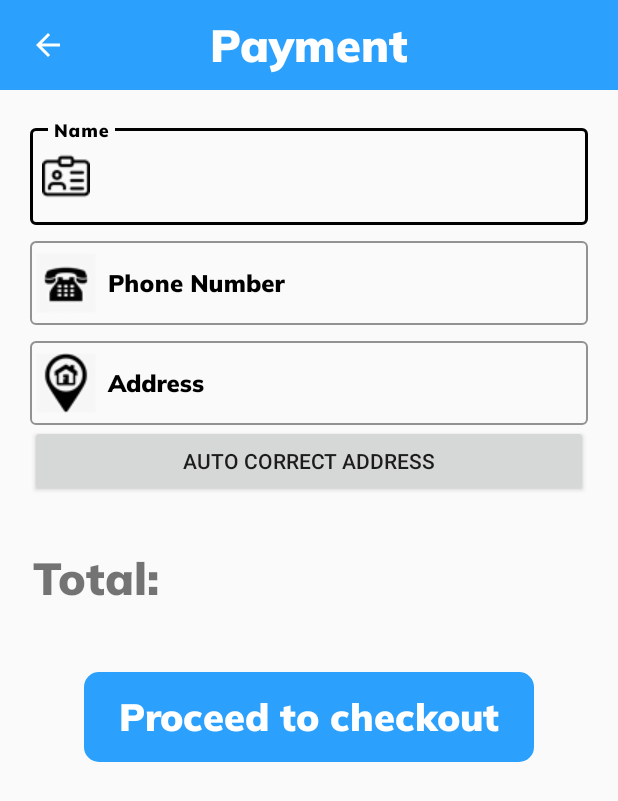
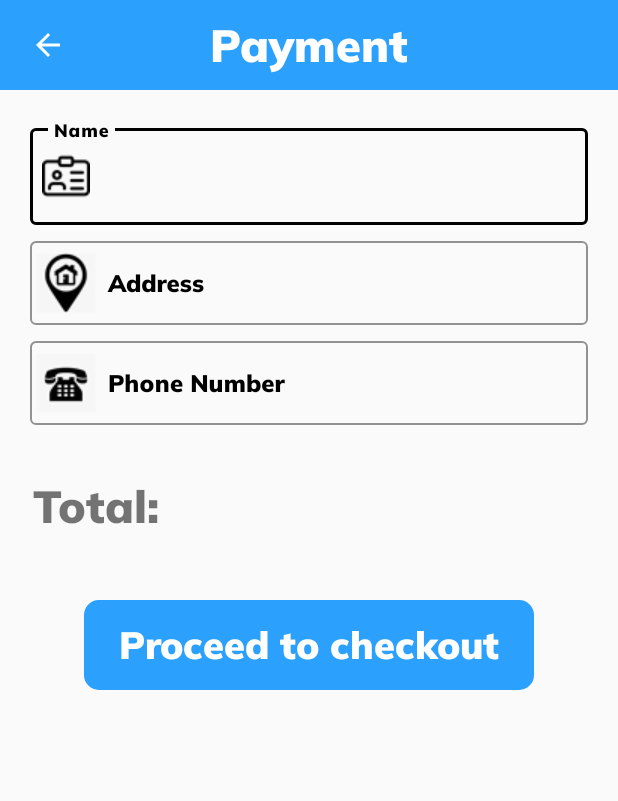
Before and after one commit to ITEC-Group-DPT/TechNow, an Android app: the PaymentActivity screen opened directly, with no data from a screen before it, on a phone screen of 412 x 824 dp. Shown: the top 801 px of the screen. Run offline under Robolectric (Android 15) with nearby library versions, the phone set to English and light mode, and no system bars; our stand-ins replace Firebase (no records; nobody signed in at launch, a user with empty details on screens opened directly); 1 statement that could not run was skipped.

Commit message:
fix auto correct without button
fix check_out error does not auto correct

```diff
--- a/app/src/main/java/com/example/projectlogin/PaymentActivity.java
+++ b/app/src/main/java/com/example/projectlogin/PaymentActivity.java
@@ -39,6 +39,7 @@ public class PaymentActivity extends AppCompatActivity {
     private TextView tv_total;
     private NumberFormat format = new DecimalFormat("#,###");
     private String formattedTotalCash;
+    private TextInputEditText address;
 
     @Override
     protected void onCreate(Bundle savedInstanceState) {
@@ -64,21 +65,24 @@ public class PaymentActivity extends AppCompatActivity {
             }
         });
 
+        address = findViewById(R.id.address);
+        address.setOnFocusChangeListener(new View.OnFocusChangeListener() {
+            @Override
+            public void onFocusChange(View view, boolean b) {
+                if (!b) {
+                    AutoCorrectAddress();
+                }
+            }
+        });
 
 
-      /*  add.setOnEditorActionListener(new TextView.OnEditorActionListener() {
-            @Override
-            public boolean onEditorAction(TextView textView, int actionId, KeyEvent event) {
-                if (actionId == EditorInfo.IME_ACTION_SEARCH ||
-                        actionId == EditorInfo.IME_ACTION_DONE ||
-                        event != null &&
-                                event.getAction() == KeyEvent.ACTION_DOWN &&
-                                event.getKeyCode() == KeyEvent.KEYCODE_ENTER) {
-                    if (event == null || !event.isShiftPressed()) {
+    }
 
+    private void AutoCorrectAddress() {
+        TextView textView = findViewById(R.id.address);
         try {
             String location = textView.getText().toString();
-                            textView.setText(null);
+            if (location.isEmpty()) return;
             List<Address> addressList = null;
             if (location != null || !location.equals("")) {
                 Geocoder geocoder = new Geocoder(PaymentActivity.this);
@@ -87,43 +91,22 @@ public class PaymentActivity extends AppCompatActivity {
                 } catch (IOException e) {
                     e.printStackTrace();
                 }
-                               *//* if (addressList.size() == 0) {
-                                    Toast.makeText(PaymentActivity.this, "Invalid address", Toast.LENGTH_SHORT).show();
-                                    return false;
-                                }*//*
+                if (addressList.size() == 0) {
+                    Toast.makeText(PaymentActivity.this, "Check gõ có dấu hoặc gõ thêm chi tiết", Toast.LENGTH_SHORT).show();
+                }
                 Address address = addressList.get(0);
                 textView.setText(address.getAddressLine(0));
             }
-                            return true;
-                        }
-                        catch (Exception e)
-                        {
-                            textView.setText("");
+        } catch (Exception e) {
+            textView.setText(null);
             Toast.makeText(PaymentActivity.this, "Invalid address", Toast.LENGTH_SHORT).show();
         }
-                         // consume.
-                    }
-                }
-                return false;
-
-            }
-        });*/
-
-//        DatabaseRef.getDatabaseReference().child("Order History").addListenerForSingleValueEvent(new ValueEventListener() {
-//            @Override
-//            public void onDataChange(@NonNull DataSnapshot snapshot) {
-//                OrderHistory.setPos((int) snapshot.getChildrenCount());
-//            }
-//
-//            @Override
-//            public void onCancelled(@NonNull DatabaseError error) {
-//
-//            }
-//        });
     }
 
-
     public void Check_out(View view) {
+        if (address.isFocusable()) {
+            AutoCorrectAddress();
+        }
         if (Check_null()) {
             Toast.makeText(this, "Please fill in all of your information", Toast.LENGTH_SHORT).show();
         } else {
@@ -250,30 +233,6 @@ public class PaymentActivity extends AppCompatActivity {
 
     }*/
 
-    public void recommend(View view) {
-        TextView textView = findViewById(R.id.address);
-        try {
-            String location = textView.getText().toString();
-            List<Address> addressList = null;
-            if (location != null || !location.equals("")) {
-                Geocoder geocoder = new Geocoder(PaymentActivity.this);
-                try {
-                    addressList = geocoder.getFromLocationName(location, 1);
-                } catch (IOException e) {
-                    e.printStackTrace();
-                }
-                if (addressList.size() == 0) {
-                    Toast.makeText(PaymentActivity.this, "Check gõ có dấu hoặc gõ thêm chi tiết", Toast.LENGTH_SHORT).show();
-                }
-                Address address = addressList.get(0);
-                textView.setText(address.getAddressLine(0));
-            }
-        } catch (Exception e) {
-            textView.setText(null);
-            Toast.makeText(PaymentActivity.this, "Invalid address", Toast.LENGTH_SHORT).show();
-        }
-    }
-
 
     public void Back_Payment(View view) {
         onBackPressed();
--- a/app/src/main/res/layout/activity_payment.xml
+++ b/app/src/main/res/layout/activity_payment.xml
@@ -77,6 +77,28 @@
                 app:endIconMode="clear_text"
                 app:endIconTint="@color/colorBlack"
                 app:hintTextColor="@color/colorBlack"
+                app:startIconDrawable="@drawable/address_icon"
+                app:startIconTint="@color/colorBlack">
+
+                <com.google.android.material.textfield.TextInputEditText
+                    android:id="@+id/address"
+                    android:layout_width="match_parent"
+                    android:layout_height="wrap_content"
+                    android:fontFamily="@font/muli_black"
+                    android:hint="Address "
+                    android:onClick="onasd"
+                    android:textColor="@color/colorBlack" />
+            <com.google.android.material.textfield.TextInputLayout
+                style="@style/Widget.MaterialComponents.TextInputLayout.OutlinedBox"
+                android:layout_width="match_parent"
+                android:layout_height="wrap_content"
+                android:layout_marginTop="5dp"
+                android:textColorHint="@color/colorBlack"
+                app:boxStrokeColor="@color/colorBlack"
+                app:boxStrokeWidthFocused="2dp"
+                app:endIconMode="clear_text"
+                app:endIconTint="@color/colorBlack"
+                app:hintTextColor="@color/colorBlack"
                 app:startIconDrawable="@drawable/phone_icon"
                 app:startIconTint="@color/colorBlack">
 
@@ -90,37 +112,16 @@
                     android:id="@+id/payment_phonenum"/>
             </com.google.android.material.textfield.TextInputLayout>
 
-            <com.google.android.material.textfield.TextInputLayout
-                style="@style/Widget.MaterialComponents.TextInputLayout.OutlinedBox"
-                android:layout_width="match_parent"
-                android:layout_height="wrap_content"
-                android:layout_marginTop="5dp"
-                android:textColorHint="@color/colorBlack"
-                app:boxStrokeColor="@color/colorBlack"
-                app:boxStrokeWidthFocused="2dp"
-                app:endIconMode="clear_text"
-                app:endIconTint="@color/colorBlack"
-                app:hintTextColor="@color/colorBlack"
-                app:startIconDrawable="@drawable/address_icon"
-                app:startIconTint="@color/colorBlack">
 
-                <com.google.android.material.textfield.TextInputEditText
-                    android:id="@+id/address"
-                    android:layout_width="match_parent"
-                    android:layout_height="wrap_content"
-                    android:fontFamily="@font/muli_black"
-                    android:hint="Address "
-                    android:onClick="onasd"
-                    android:textColor="@color/colorBlack" />
 
             </com.google.android.material.textfield.TextInputLayout>
 
-            <Button
+           <!-- <Button
                 android:id="@+id/button2"
                 android:layout_width="match_parent"
                 android:layout_height="wrap_content"
                 android:onClick="recommend"
-                android:text="Auto correct Address" />
+                android:text="Auto correct Address" />-->
 
         </LinearLayout>
 
```
Lines whose indentation alone changed are shown as unchanged.
